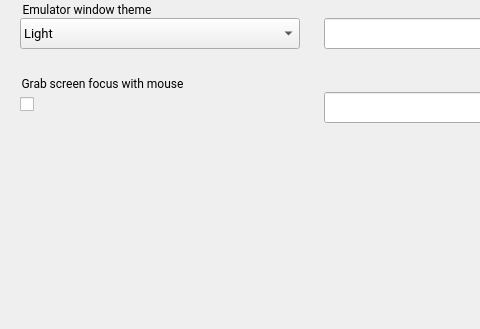
Old version of the form android/skin/qt/extended-pages/settings-page.ui in the repository aosp-mirror/platform_external_qemu; both pictures show x 0 to 480 and y 0 to 329 of the 622 by 580 pixel window.
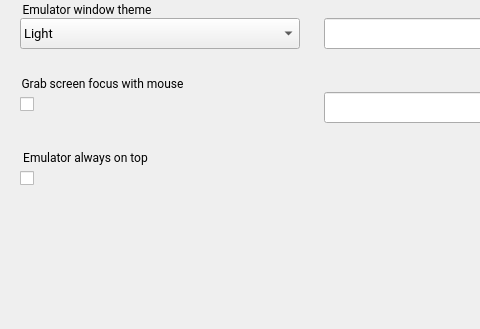
New version of the form. Icons and pictures are not drawn.

Commit message:
ui: Emulator "always on top"
Provide a control to make the Emulator always stay on top of
other windows.

This works for Windows and OSX. It does not work for Linux,
so the control is not displayed when running Linux.

```diff
--- a/android/skin/qt/extended-pages/settings-page.ui
+++ b/android/skin/qt/extended-pages/settings-page.ui
@@ -214,6 +214,52 @@
     <string>Title</string>
    </property>
   </widget>
+  <widget class="QCheckBox" name="set_onTop">
+   <property name="geometry">
+    <rect>
+     <x>20</x>
+     <y>166</y>
+     <width>211</width>
+     <height>24</height>
+    </rect>
+   </property>
+   <property name="iconSize">
+    <size>
+     <width>24</width>
+     <height>24</height>
+    </size>
+   </property>
+   <property name="checked">
+    <bool>false</bool>
+   </property>
+   <property name="ColorGroup" stdset="0">
+    <string>Toggle</string>
+   </property>
+  </widget>
+  <widget class="QGroupBox" name="set_onTopTitle">
+   <property name="geometry">
+    <rect>
+     <x>20</x>
+     <y>148</y>
+     <width>211</width>
+     <height>21</height>
+    </rect>
+   </property>
+   <property name="font">
+    <font>
+     <family>Roboto</family>
+    </font>
+   </property>
+   <property name="styleSheet">
+    <string notr="true">border: 0px;</string>
+   </property>
+   <property name="title">
+    <string>Emulator always on top</string>
+   </property>
+   <property name="ColorGroup" stdset="0">
+    <string>Title</string>
+   </property>
+  </widget>
  </widget>
  <resources>
   <include location="../resources.qrc"/>
```
The commit also changes 7 other files.
